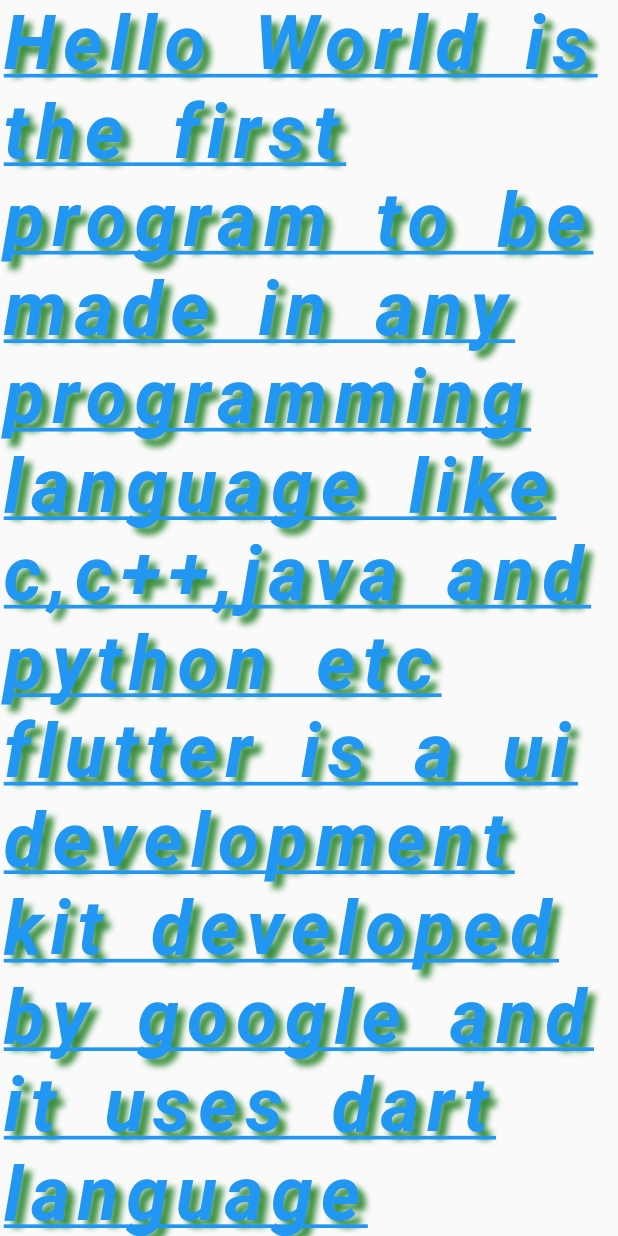
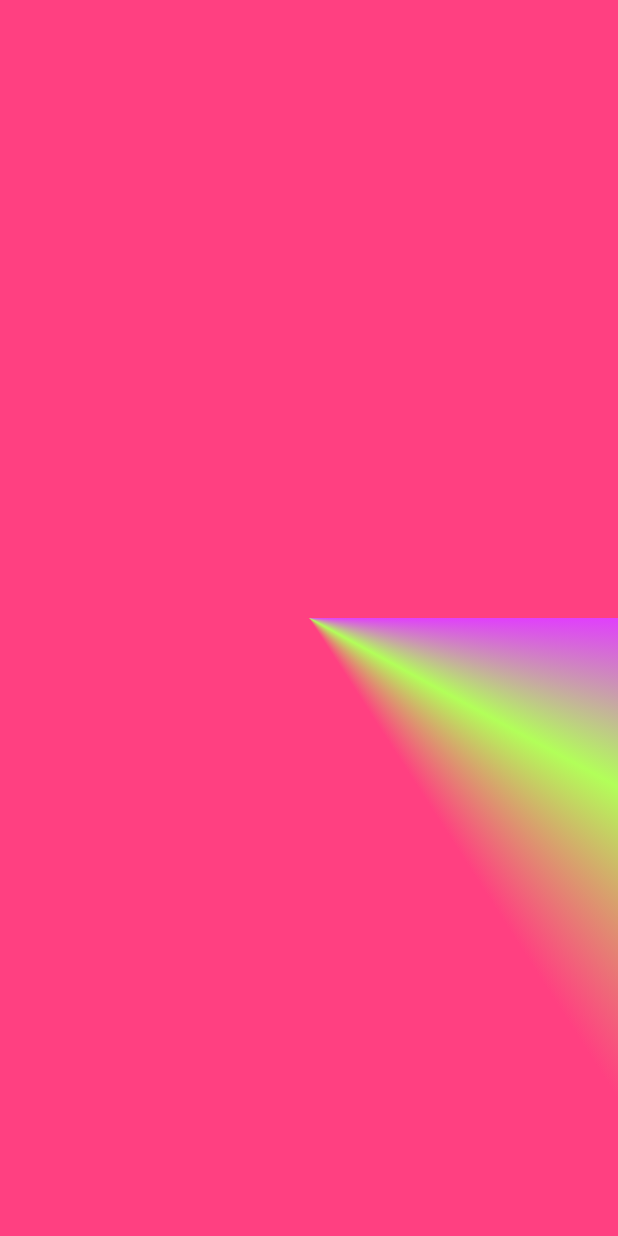
Before and after one commit to Swathypalaniappan/Flutter_Examples, a Flutter app: the screen it shows after launch, on a phone screen of 412 x 824 dp. Run offline on Flutter 3.47's test engine with Material 2 defaults, Android fonts, the phone set to English and light mode, and no system bars.

```diff
--- a/helloworld/lib/main.dart
+++ b/helloworld/lib/main.dart
@@ -1,6 +1,6 @@
-import "package:flutter/material.dart";
+import 'package:flutter/material.dart';
 
-void main() {
+void main(){
   runApp(Home());
 }
 
@@ -8,36 +8,47 @@ class Home extends StatelessWidget {
   @override
   Widget build(BuildContext context) {
     return MaterialApp(
-      home: HomePage(),
-      title: "Text Widget",
-      debugShowCheckedModeBanner: false,
+      home:First(),
+      title:"gradient",
+      debugShowCheckedModeBanner:false,
     );
   }
 }
 
-class HomePage extends StatelessWidget {
+// class First extends StatelessWidget {
+//   @override
+//   Widget build(BuildContext context) {
+//     return Scaffold(
+//       body: Container(
+//         alignment:Alignment.center,
+//         decoration:BoxDecoration(
+//           gradient:RadialGradient(
+//             colors: <Color>[Colors.deepOrangeAccent,Colors.yellowAccent,Colors.deepOrange,Colors.yellow],
+//             //center:,
+//             focalRadius:10.0,
+//             //focal:Alignment.center,
+//             radius:1,
+//          ),
+//         ),
+//       ),
+//     );
+//   }
+// }
+
+class First extends StatelessWidget {
   @override
   Widget build(BuildContext context) {
     return Scaffold(
-      body: Text("Hello World is the first program to be made in any programming language like c,c++,java and python etc flutter is a ui development kit developed by google and it uses dart language",
-      //maxLines:1,
-      //overflow:TextOverflow.ellipsis,
-      //textAlign:TextAlign.right,
-      textDirection:TextDirection.ltr,
-
-          style: TextStyle(
-              color: Colors.blue,
-              fontStyle:FontStyle.italic,
-              decoration:TextDecoration.underline,
-              fontSize: 50.0,
-              fontWeight: FontWeight.bold,
-              //backgroundColor:Colors.yellow,
-              letterSpacing:5.0,
-              wordSpacing:10.0,
-              //height:10.0,
-              shadows: <Shadow>[
-                Shadow(blurRadius: 5.0, color: Colors.green[700],offset:Offset(5.0,5.0))
-              ])),
+      body:Container(
+        alignment: Alignment.center,
+        decoration: BoxDecoration(
+          gradient: SweepGradient(
+            colors:<Color>[Colors.purpleAccent,Colors.lightGreenAccent,Colors.pinkAccent],
+            startAngle: 0.0,
+            endAngle:1.0,
+          ),
+        ),
+      ),
     );
   }
 }
```
